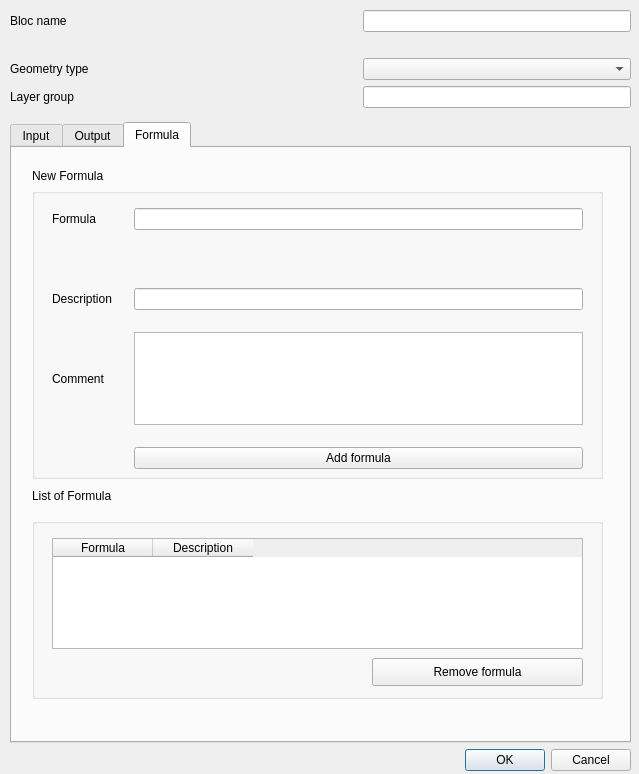
Above: gui/forms/create_bloc.ui from TheophileLaPelouse/cycle before the change. Below: the same form after it.
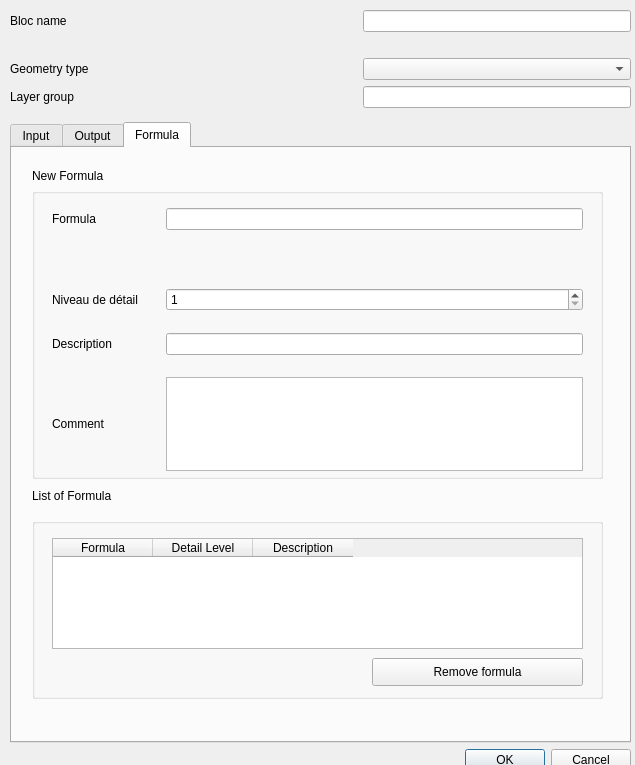
That is the form after the change. The open tabs and pages were chosen to show the change.

What changed in the file:
```diff
--- a/gui/forms/create_bloc.ui
+++ b/gui/forms/create_bloc.ui
@@ -6,8 +6,8 @@
    <rect>
     <x>0</x>
     <y>0</y>
-    <width>639</width>
-    <height>774</height>
+    <width>635</width>
+    <height>765</height>
    </rect>
   </property>
   <property name="windowTitle">
@@ -579,6 +579,11 @@
            <string>Formula</string>
           </property>
          </column>
+         <column>
+          <property name="text">
+           <string>Detail Level</string>
+          </property>
+         </column>
          <column>
           <property name="text">
            <string>Description</string>
@@ -640,119 +645,152 @@
            <x>20</x>
            <y>20</y>
            <width>531</width>
-           <height>261</height>
+           <height>307</height>
           </rect>
          </property>
          <layout class="QGridLayout" name="gridLayout_4">
           <property name="verticalSpacing">
            <number>22</number>
           </property>
-          <item row="4" column="0" colspan="2">
-           <spacer name="horizontalSpacer_11">
+          <item row="4" column="3">
+           <widget class="QTextEdit" name="comment"/>
+          </item>
+          <item row="2" column="0">
+           <widget class="QLabel" name="label_23">
+            <property name="text">
+             <string>Niveau de détail</string>
+            </property>
+           </widget>
+          </item>
+          <item row="2" column="1">
+           <spacer name="horizontalSpacer_18">
             <property name="orientation">
              <enum>Qt::Horizontal</enum>
             </property>
+            <property name="sizeType">
+             <enum>QSizePolicy::Fixed</enum>
+            </property>
             <property name="sizeHint" stdset="0">
              <size>
-              <width>40</width>
+              <width>10</width>
               <height>20</height>
              </size>
             </property>
            </spacer>
           </item>
-          <item row="0" column="2">
+          <item row="4" column="1">
+           <spacer name="horizontalSpacer_12">
+            <property name="orientation">
+             <enum>Qt::Horizontal</enum>
+            </property>
+            <property name="sizeType">
+             <enum>QSizePolicy::Fixed</enum>
+            </property>
+            <property name="sizeHint" stdset="0">
+             <size>
+              <width>10</width>
+              <height>20</height>
+             </size>
+            </property>
+           </spacer>
+          </item>
+          <item row="0" column="0">
+           <widget class="QLabel" name="label_14">
+            <property name="text">
+             <string>Formula</string>
+            </property>
+           </widget>
+          </item>
+          <item row="1" column="0" colspan="4">
+           <widget class="QLabel" name="warning_formula">
+            <property name="text">
+             <string/>
+            </property>
+           </widget>
+          </item>
+          <item row="3" column="1">
+           <spacer name="horizontalSpacer_13">
+            <property name="orientation">
+             <enum>Qt::Horizontal</enum>
+            </property>
+            <property name="sizeType">
+             <enum>QSizePolicy::Fixed</enum>
+            </property>
+            <property name="sizeHint" stdset="0">
+             <size>
+              <width>10</width>
+              <height>20</height>
+             </size>
+            </property>
+           </spacer>
+          </item>
+          <item row="0" column="3">
            <widget class="QLineEdit" name="formula_text"/>
           </item>
-          <item row="2" column="2">
+          <item row="0" column="1">
+           <layout class="QHBoxLayout" name="horizontalLayout_3">
+            <item>
+             <spacer name="horizontalSpacer_10">
+              <property name="orientation">
+               <enum>Qt::Horizontal</enum>
+              </property>
+              <property name="sizeType">
+               <enum>QSizePolicy::Fixed</enum>
+              </property>
+              <property name="sizeHint" stdset="0">
+               <size>
+                <width>10</width>
+                <height>20</height>
+               </size>
+              </property>
+             </spacer>
+            </item>
+           </layout>
+          </item>
+          <item row="5" column="0" colspan="2">
+           <spacer name="horizontalSpacer_11">
+            <property name="orientation">
+             <enum>Qt::Horizontal</enum>
+            </property>
+            <property name="sizeHint" stdset="0">
+             <size>
+              <width>40</width>
+              <height>20</height>
+             </size>
+            </property>
+           </spacer>
+          </item>
+          <item row="3" column="3">
            <widget class="QLineEdit" name="description"/>
           </item>
-          <item row="2" column="0">
+          <item row="3" column="0">
            <widget class="QLabel" name="label_20">
             <property name="text">
              <string>Description</string>
             </property>
            </widget>
           </item>
-          <item row="3" column="0">
+          <item row="4" column="0">
            <widget class="QLabel" name="label_17">
             <property name="text">
              <string>Comment</string>
             </property>
            </widget>
           </item>
-          <item row="4" column="2">
+          <item row="5" column="3">
            <widget class="QPushButton" name="add_formula">
             <property name="text">
              <string>Add formula</string>
             </property>
            </widget>
           </item>
-          <item row="3" column="1">
-           <spacer name="horizontalSpacer_12">
-            <property name="orientation">
-             <enum>Qt::Horizontal</enum>
+          <item row="2" column="3">
+           <widget class="QSpinBox" name="detail_level">
+            <property name="minimum">
+             <number>1</number>
             </property>
-            <property name="sizeType">
-             <enum>QSizePolicy::Fixed</enum>
-            </property>
-            <property name="sizeHint" stdset="0">
-             <size>
-              <width>10</width>
-              <height>20</height>
-             </size>
-            </property>
-           </spacer>
-          </item>
-          <item row="3" column="2">
-           <widget class="QTextEdit" name="comment"/>
-          </item>
-          <item row="0" column="1">
-           <layout class="QHBoxLayout" name="horizontalLayout_3">
-            <item>
-             <spacer name="horizontalSpacer_10">
-              <property name="orientation">
-               <enum>Qt::Horizontal</enum>
-              </property>
-              <property name="sizeType">
-               <enum>QSizePolicy::Fixed</enum>
-              </property>
-              <property name="sizeHint" stdset="0">
-               <size>
-                <width>10</width>
-                <height>20</height>
-               </size>
-              </property>
-             </spacer>
-            </item>
-           </layout>
-          </item>
-          <item row="2" column="1">
-           <spacer name="horizontalSpacer_13">
-            <property name="orientation">
-             <enum>Qt::Horizontal</enum>
-            </property>
-            <property name="sizeType">
-             <enum>QSizePolicy::Fixed</enum>
-            </property>
-            <property name="sizeHint" stdset="0">
-             <size>
-              <width>10</width>
-              <height>20</height>
-             </size>
-            </property>
-           </spacer>
-          </item>
-          <item row="0" column="0">
-           <widget class="QLabel" name="label_14">
-            <property name="text">
-             <string>Formula</string>
-            </property>
-           </widget>
-          </item>
-          <item row="1" column="0" colspan="3">
-           <widget class="QLabel" name="warning_formula">
-            <property name="text">
-             <string/>
+            <property name="maximum">
+             <number>5</number>
             </property>
            </widget>
           </item>
```
Left out of the diff: 2 changed lines with no effect on the pictures.
